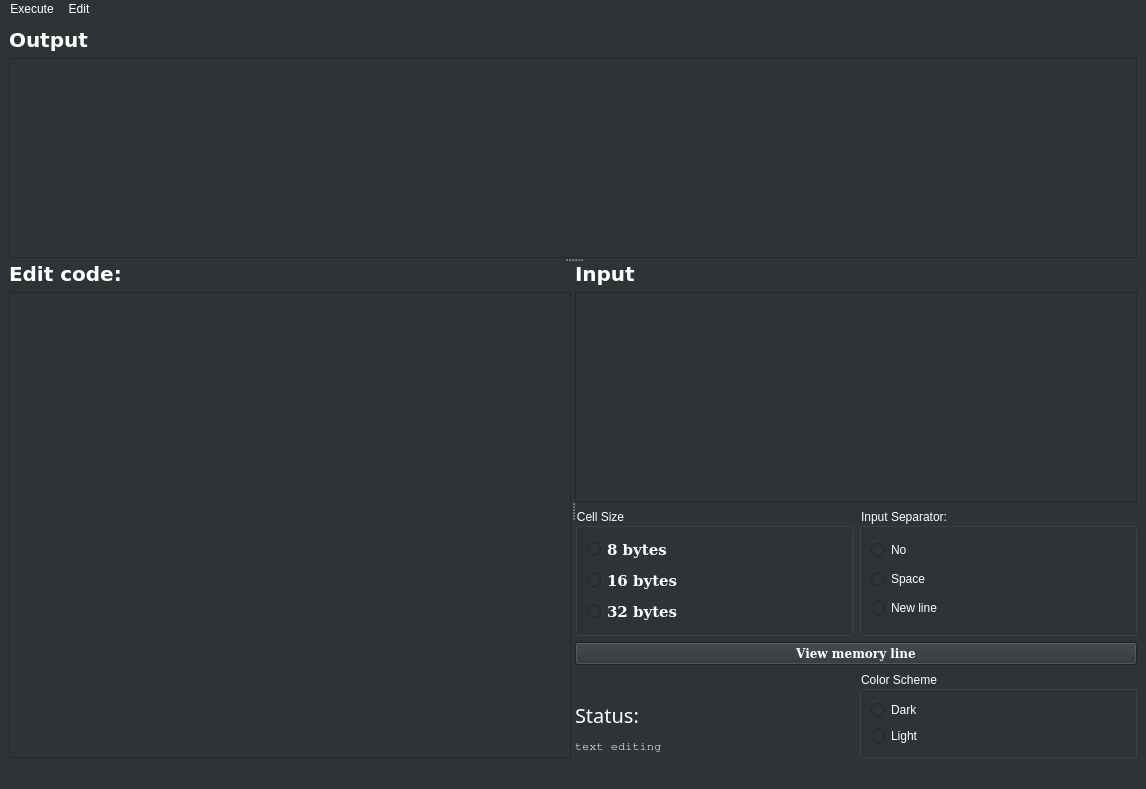
Before: the Qt Designer form BFIDE/mainwindow.ui in Djivs/BrainFuckStudio, drawn with Qt 5.
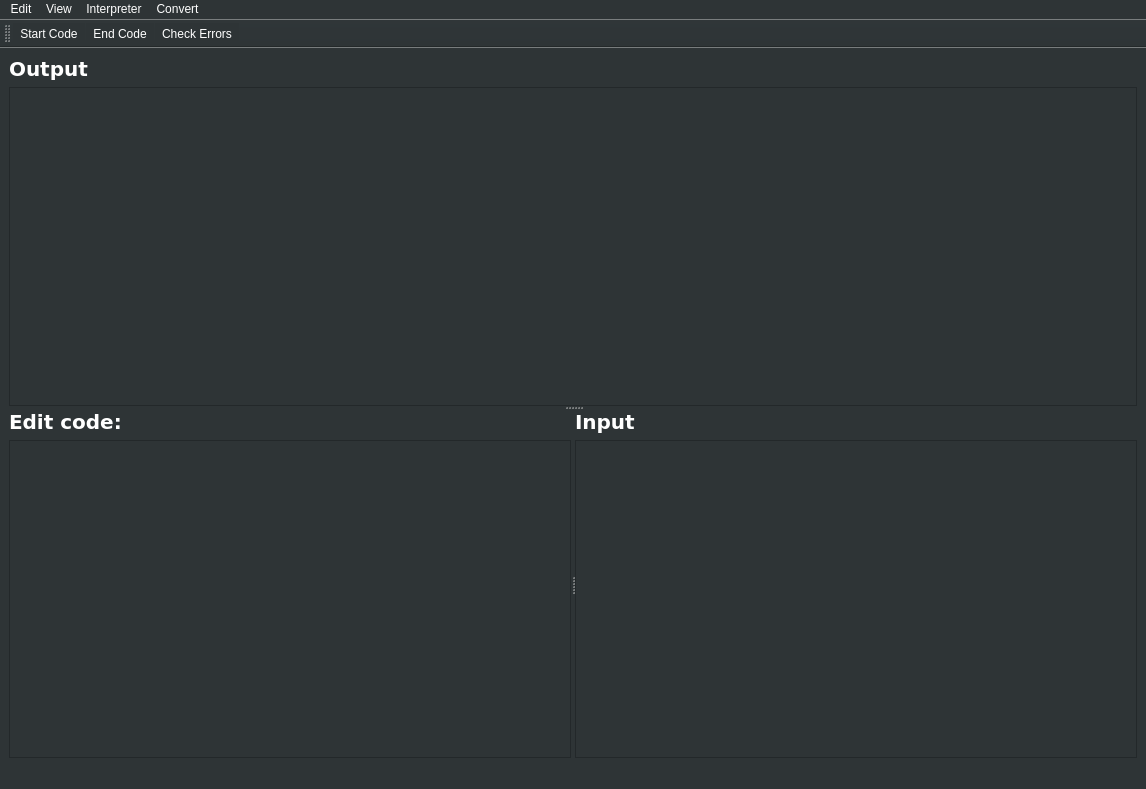
After: the same form once the commit is applied. Icons and pictures are not drawn.

What changed in the file:
```diff
--- a/BFIDE/mainwindow.ui
+++ b/BFIDE/mainwindow.ui
@@ -14,19 +14,19 @@
    <string>MainWindow</string>
   </property>
   <property name="styleSheet">
-   <string notr="true">background-color:rgb(46, 52, 54)</string>
+   <string notr="true">color: white; background-color: rgb(46, 52, 54)</string>
   </property>
   <widget class="QWidget" name="centralwidget">
    <property name="styleSheet">
     <string notr="true">color: white</string>
    </property>
-   <layout class="QVBoxLayout" name="verticalLayout_8">
+   <layout class="QVBoxLayout" name="verticalLayout_4">
     <item>
      <widget class="QSplitter" name="splitter_2">
       <property name="orientation">
        <enum>Qt::Vertical</enum>
       </property>
-      <widget class="QWidget" name="layoutWidget">
+      <widget class="QWidget" name="">
        <layout class="QVBoxLayout" name="verticalLayout">
         <item>
          <widget class="QLabel" name="label">
@@ -48,6 +48,11 @@
         </item>
         <item>
          <widget class="QTextBrowser" name="output">
+          <property name="font">
+           <font>
+            <pointsize>11</pointsize>
+           </font>
+          </property>
           <property name="styleSheet">
            <string notr="true"/>
           </property>
@@ -65,25 +70,49 @@
        <property name="orientation">
         <enum>Qt::Horizontal</enum>
        </property>
-       <widget class="QWidget" name="layoutWidget">
-        <layout class="QVBoxLayout" name="verticalLayout_7">
+       <widget class="QWidget" name="">
+        <layout class="QVBoxLayout" name="verticalLayout_2">
          <item>
-          <widget class="QLabel" name="label_4">
-           <property name="font">
-            <font>
-             <family>DejaVu Sans</family>
-             <pointsize>15</pointsize>
-             <weight>75</weight>
-             <bold>true</bold>
-            </font>
-           </property>
-           <property name="styleSheet">
-            <string notr="true"/>
-           </property>
-           <property name="text">
-            <string>Edit code:</string>
-           </property>
-          </widget>
+          <layout class="QHBoxLayout" name="horizontalLayout">
+           <item>
+            <widget class="QLabel" name="label_edit_code">
+             <property name="font">
+              <font>
+               <family>DejaVu Sans</family>
+               <pointsize>15</pointsize>
+               <weight>75</weight>
+               <bold>true</bold>
+              </font>
+             </property>
+             <property name="styleSheet">
+              <string notr="true"/>
+             </property>
+             <property name="text">
+              <string>Edit code:</string>
+             </property>
+            </widget>
+           </item>
+           <item>
+            <widget class="QLabel" name="label_loadimg">
+             <property name="text">
+              <string/>
+             </property>
+            </widget>
+           </item>
+           <item>
+            <spacer name="horizontalSpacer">
+             <property name="orientation">
+              <enum>Qt::Horizontal</enum>
+             </property>
+             <property name="sizeHint" stdset="0">
+              <size>
+               <width>40</width>
+               <height>20</height>
+              </size>
+             </property>
+            </spacer>
+           </item>
+          </layout>
          </item>
          <item>
           <widget class="QTextEdit" name="prog">
@@ -101,10 +130,10 @@
          </item>
         </layout>
        </widget>
-       <widget class="QWidget" name="layoutWidget">
-        <layout class="QVBoxLayout" name="verticalLayout_6">
+       <widget class="QWidget" name="">
+        <layout class="QVBoxLayout" name="verticalLayout_3">
          <item>
-          <widget class="QLabel" name="label_2">
+          <widget class="QLabel" name="label_input">
            <property name="font">
             <font>
              <family>DejaVu Sans</family>
@@ -128,198 +157,6 @@
            </property>
           </widget>
          </item>
-         <item>
-          <layout class="QHBoxLayout" name="horizontalLayout_2">
-           <item>
-            <widget class="QGroupBox" name="groupBox">
-             <property name="title">
-              <string>Cell Size</string>
-             </property>
-             <layout class="QVBoxLayout" name="verticalLayout_4">
-              <item>
-               <widget class="QRadioButton" name="bytes8">
-                <property name="font">
-                 <font>
-                  <family>DejaVu Serif</family>
-                  <pointsize>11</pointsize>
-                  <weight>75</weight>
-                  <bold>true</bold>
-                 </font>
-                </property>
-                <property name="styleSheet">
-                 <string notr="true"/>
-                </property>
-                <property name="text">
-                 <string>8 bytes</string>
-                </property>
-               </widget>
-              </item>
-              <item>
-               <widget class="QRadioButton" name="bytes16">
-                <property name="font">
-                 <font>
-                  <family>DejaVu Serif</family>
-                  <pointsize>11</pointsize>
-                  <weight>75</weight>
-                  <bold>true</bold>
-                 </font>
-                </property>
-                <property name="styleSheet">
-                 <string notr="true"/>
-                </property>
-                <property name="text">
-                 <string>16 bytes</string>
-                </property>
-               </widget>
-              </item>
-              <item>
-               <widget class="QRadioButton" name="bytes32">
-                <property name="font">
-                 <font>
-                  <family>DejaVu Serif</family>
-                  <pointsize>11</pointsize>
-                  <weight>75</weight>
-                  <bold>true</bold>
-                 </font>
-                </property>
-                <property name="styleSheet">
-                 <string notr="true"/>
-                </property>
-                <property name="text">
-                 <string>32 bytes</string>
-                </property>
-               </widget>
-              </item>
-             </layout>
-            </widget>
-           </item>
-           <item>
-            <widget class="QGroupBox" name="groupBox_2">
-             <property name="title">
-              <string>Input Separator:</string>
-             </property>
-             <layout class="QVBoxLayout" name="verticalLayout_3">
-              <item>
-               <widget class="QRadioButton" name="sep_no">
-                <property name="text">
-                 <string>No</string>
-                </property>
-               </widget>
-              </item>
-              <item>
-               <widget class="QRadioButton" name="sep_space">
-                <property name="styleSheet">
-                 <string notr="true"/>
-                </property>
-                <property name="text">
-                 <string>Space</string>
-                </property>
-               </widget>
-              </item>
-              <item>
-               <widget class="QRadioButton" name="sep_nl">
-                <property name="styleSheet">
-                 <string notr="true"/>
-                </property>
-                <property name="text">
-                 <string>New line</string>
-                </property>
-               </widget>
-              </item>
-             </layout>
-            </widget>
-           </item>
-          </layout>
-         </item>
-         <item>
-          <widget class="QPushButton" name="viewMemoryLine">
-           <property name="font">
-            <font>
-             <family>DejaVu Serif</family>
-             <weight>75</weight>
-             <bold>true</bold>
-            </font>
-           </property>
-           <property name="styleSheet">
-            <string notr="true"/>
-           </property>
-           <property name="text">
-            <string>View memory line</string>
-           </property>
-          </widget>
-         </item>
-         <item>
-          <layout class="QHBoxLayout" name="horizontalLayout">
-           <item>
-            <layout class="QVBoxLayout" name="verticalLayout_5">
-             <item>
-              <widget class="QLabel" name="label_loadimg">
-               <property name="text">
-                <string/>
-               </property>
-              </widget>
-             </item>
-             <item>
-              <widget class="QLabel" name="label_status">
-               <property name="font">
-                <font>
-                 <family>Dyuthi</family>
-                 <pointsize>15</pointsize>
-                </font>
-               </property>
-               <property name="styleSheet">
-                <string notr="true"/>
-               </property>
-               <property name="text">
-                <string>Status:</string>
-               </property>
-              </widget>
-             </item>
-             <item>
-              <widget class="QLabel" name="label_loading">
-               <property name="font">
-                <font>
-                 <family>FreeMono</family>
-                 <weight>50</weight>
-                 <italic>false</italic>
-                 <bold>false</bold>
-                </font>
-               </property>
-               <property name="styleSheet">
-                <string notr="true"/>
-               </property>
-               <property name="text">
-                <string>text editing</string>
-               </property>
-              </widget>
-             </item>
-            </layout>
-           </item>
-           <item>
-            <widget class="QGroupBox" name="groupBox_3">
-             <property name="title">
-              <string>Color Scheme</string>
-             </property>
-             <layout class="QVBoxLayout" name="verticalLayout_2">
-              <item>
-               <widget class="QRadioButton" name="darkScheme">
-                <property name="text">
-                 <string>Dark</string>
-                </property>
-               </widget>
-              </item>
-              <item>
-               <widget class="QRadioButton" name="lightScheme">
-                <property name="text">
-                 <string>Light</string>
-                </property>
-               </widget>
-              </item>
-             </layout>
-            </widget>
-           </item>
-          </layout>
-         </item>
         </layout>
        </widget>
       </widget>
@@ -339,13 +176,6 @@
    <property name="styleSheet">
     <string notr="true">color: white; background-color: rgb(46, 52, 54)</string>
    </property>
-   <widget class="QMenu" name="menuFile">
-    <property name="title">
-     <string>Execute</string>
-    </property>
-    <addaction name="actionStart_Code"/>
-    <addaction name="actionEnd_Code"/>
-   </widget>
    <widget class="QMenu" name="menuEdit_Code">
     <property name="title">
      <string>Edit</string>
@@ -354,10 +184,80 @@
     <addaction name="actionSave"/>
     <addaction name="actionLoad"/>
    </widget>
-   <addaction name="menuFile"/>
+   <widget class="QMenu" name="menuStyle">
+    <property name="title">
+     <string>View</string>
+    </property>
+    <widget class="QMenu" name="menuColor_scheme">
+     <property name="title">
+      <string>Color scheme</string>
+     </property>
+     <addaction name="actionDark"/>
+     <addaction name="actionLight"/>
+    </widget>
+    <widget class="QMenu" name="menuText_settings">
+     <property name="title">
+      <string>Text settings</string>
+     </property>
+     <addaction name="separator"/>
+     <addaction name="actionOutput"/>
+     <addaction name="separator"/>
+     <addaction name="actionInput"/>
+     <addaction name="separator"/>
+     <addaction name="actionCode_buffer"/>
+     <addaction name="separator"/>
+     <addaction name="actionSystem"/>
+    </widget>
+    <addaction name="separator"/>
+    <addaction name="separator"/>
+    <addaction name="menuColor_scheme"/>
+    <addaction name="separator"/>
+    <addaction name="menuText_settings"/>
+   </widget>
+   <widget class="QMenu" name="menuInterpreter">
+    <property name="title">
+     <string>Interpreter</string>
+    </property>
+    <widget class="QMenu" name="menuCell_Size">
+     <property name="title">
+      <string>Cell Size</string>
+     </property>
+     <addaction name="action8_byte"/>
+     <addaction name="action16_byte"/>
+     <addaction name="action32_byte"/>
+    </widget>
+    <addaction name="separator"/>
+    <addaction name="menuCell_Size"/>
+    <addaction name="separator"/>
+    <addaction name="actionView_memory"/>
+   </widget>
+   <widget class="QMenu" name="menuConvert">
+    <property name="title">
+     <string>Convert</string>
+    </property>
+    <addaction name="actionto_C"/>
+    <addaction name="actiontext_to_code"/>
+   </widget>
    <addaction name="menuEdit_Code"/>
+   <addaction name="menuStyle"/>
+   <addaction name="menuInterpreter"/>
+   <addaction name="menuConvert"/>
   </widget>
   <widget class="QStatusBar" name="statusbar"/>
+  <widget class="QToolBar" name="toolBar">
+   <property name="windowTitle">
+    <string>toolBar</string>
+   </property>
+   <attribute name="toolBarArea">
+    <enum>TopToolBarArea</enum>
+   </attribute>
+   <attribute name="toolBarBreak">
+    <bool>false</bool>
+   </attribute>
+   <addaction name="actionStart_Code"/>
+   <addaction name="actionEnd_Code"/>
+   <addaction name="actionCheck_Errors"/>
+  </widget>
   <action name="actionStart_Code">
    <property name="icon">
     <iconset resource="resources.qrc">
@@ -391,7 +291,131 @@
   </action>
   <action name="actionLoad">
    <property name="text">
-    <string>Load</string>
+    <string>Load from buffer</string>
+   </property>
+  </action>
+  <action name="actionbeer_bf">
+   <property name="text">
+    <string>beer.bf</string>
+   </property>
+  </action>
+  <action name="actioncellsize_bf">
+   <property name="text">
+    <string>cellsize.bf</string>
+   </property>
+  </action>
+  <action name="actionhello_bf">
+   <property name="text">
+    <string>hello.bf</string>
+   </property>
+  </action>
+  <action name="actionmandelbrot_tiny_bf">
+   <property name="text">
+    <string>mandelbrot-tiny.bf</string>
+   </property>
+  </action>
+  <action name="actionmandelbrot_bf">
+   <property name="text">
+    <string>mandelbrot.bf</string>
+   </property>
+  </action>
+  <action name="actionpidigits_bf">
+   <property name="text">
+    <string>pidigits.bf</string>
+   </property>
+  </action>
+  <action name="actionDark">
+   <property name="checkable">
+    <bool>true</bool>
+   </property>
+   <property name="text">
+    <string>Dark</string>
+   </property>
+  </action>
+  <action name="actionLight">
+   <property name="checkable">
+    <bool>true</bool>
+   </property>
+   <property name="text">
+    <string>Light</string>
+   </property>
+  </action>
+  <action name="action8_byte">
+   <property name="checkable">
+    <bool>true</bool>
+   </property>
+   <property name="text">
+    <string>8 byte</string>
+   </property>
+  </action>
+  <action name="action16_byte">
+   <property name="checkable">
+    <bool>true</bool>
+   </property>
+   <property name="text">
+    <string>16 byte</string>
+   </property>
+  </action>
+  <action name="action32_byte">
+   <property name="checkable">
+    <bool>true</bool>
+   </property>
+   <property name="text">
+    <string>32 byte</string>
+   </property>
+  </action>
+  <action name="actionView_memory">
+   <property name="text">
+    <string>View memory</string>
+   </property>
+  </action>
+  <action name="actionCheck_Errors">
+   <property name="icon">
+    <iconset resource="resources.qrc">
+     <normaloff>:/res/img/errors.png</normaloff>:/res/img/errors.png</iconset>
+   </property>
+   <property name="text">
+    <string>Check Errors</string>
+   </property>
+  </action>
+  <action name="actionOutput">
+   <property name="text">
+    <string>Output</string>
+   </property>
+  </action>
+  <action name="actionInput">
+   <property name="text">
+    <string>Input</string>
+   </property>
+  </action>
+  <action name="actionCode_buffer">
+   <property name="text">
+    <string>Code buffer</string>
+   </property>
+  </action>
+  <action name="actionSystem">
+   <property name="text">
+    <string>System</string>
+   </property>
+  </action>
+  <action name="actionLoad_from_file">
+   <property name="text">
+    <string>Load from file</string>
+   </property>
+  </action>
+  <action name="actionSave_to_file">
+   <property name="text">
+    <string>Save to file</string>
+   </property>
+  </action>
+  <action name="actionto_C">
+   <property name="text">
+    <string>code to C</string>
+   </property>
+  </action>
+  <action name="actiontext_to_code">
+   <property name="text">
+    <string>text to code</string>
    </property>
   </action>
  </widget>
```
Left out of the diff: 39 changed lines with no effect on the pictures.
